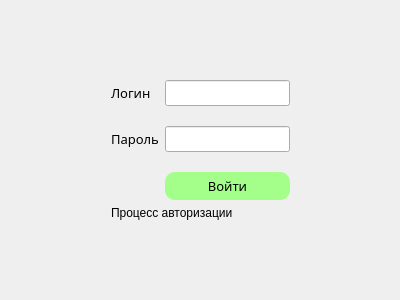
This is AuthWindow.ui in PavelZZ/DesktopAppEnergo as Qt 5 draws it before an edit. The edited form follows.
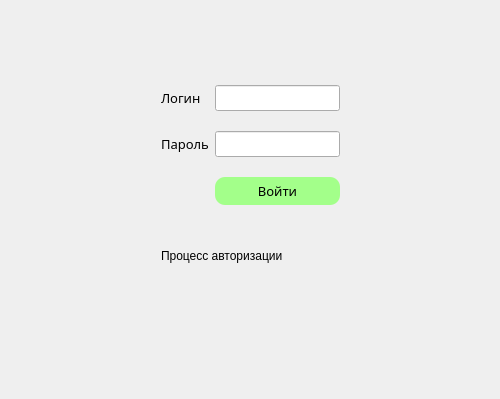
This is the edited form. Icons and pictures are not drawn.

Commit message: Локальная БД

```diff
--- a/AuthWindow.ui
+++ b/AuthWindow.ui
@@ -6,8 +6,8 @@
    <rect>
     <x>0</x>
     <y>0</y>
-    <width>400</width>
-    <height>300</height>
+    <width>500</width>
+    <height>399</height>
    </rect>
   </property>
   <property name="minimumSize">
@@ -18,27 +18,89 @@
   </property>
   <property name="maximumSize">
    <size>
-    <width>400</width>
-    <height>300</height>
+    <width>500</width>
+    <height>500</height>
    </size>
   </property>
   <property name="windowTitle">
    <string>MainWindow</string>
   </property>
   <widget class="QWidget" name="centralwidget">
-   <layout class="QGridLayout" name="gridLayout_2">
+   <layout class="QGridLayout" name="gridLayout_2" rowstretch="1,1,1,1">
+    <item row="1" column="0">
+     <spacer name="horizontalSpacer">
+      <property name="orientation">
+       <enum>Qt::Horizontal</enum>
+      </property>
+      <property name="sizeHint" stdset="0">
+       <size>
+        <width>40</width>
+        <height>20</height>
+       </size>
+      </property>
+     </spacer>
+    </item>
     <item row="0" column="1">
-     <spacer name="verticalSpacer_2">
-      <property name="orientation">
-       <enum>Qt::Vertical</enum>
+     <layout class="QHBoxLayout" name="horizontalLayout">
+      <item>
+       <spacer name="horizontalSpacer_4">
+        <property name="orientation">
+         <enum>Qt::Horizontal</enum>
+        </property>
+        <property name="sizeHint" stdset="0">
+         <size>
+          <width>40</width>
+          <height>20</height>
+         </size>
+        </property>
+       </spacer>
+      </item>
+      <item>
+       <widget class="QLabel" name="update_btn">
+        <property name="sizePolicy">
+         <sizepolicy hsizetype="Expanding" vsizetype="Preferred">
+          <horstretch>0</horstretch>
+          <verstretch>0</verstretch>
+         </sizepolicy>
+        </property>
+        <property name="maximumSize">
+         <size>
+          <width>70</width>
+          <height>70</height>
+         </size>
+        </property>
+        <property name="text">
+         <string/>
+        </property>
+        <property name="pixmap">
+         <pixmap>imgs/refresh.png</pixmap>
+        </property>
+        <property name="scaledContents">
+         <bool>true</bool>
+        </property>
+       </widget>
+      </item>
+      <item>
+       <spacer name="horizontalSpacer_3">
+        <property name="orientation">
+         <enum>Qt::Horizontal</enum>
+        </property>
+        <property name="sizeHint" stdset="0">
+         <size>
+          <width>40</width>
+          <height>20</height>
+         </size>
+        </property>
+       </spacer>
+      </item>
+     </layout>
+    </item>
+    <item row="2" column="1">
+     <widget class="QLabel" name="label_3">
+      <property name="text">
+       <string>Процесс авторизации</string>
       </property>
-      <property name="sizeHint" stdset="0">
-       <size>
-        <width>20</width>
-        <height>40</height>
-       </size>
-      </property>
-     </spacer>
+     </widget>
     </item>
     <item row="1" column="2">
      <spacer name="horizontalSpacer_2">
@@ -53,6 +115,19 @@
       </property>
      </spacer>
     </item>
+    <item row="3" column="1">
+     <spacer name="verticalSpacer">
+      <property name="orientation">
+       <enum>Qt::Vertical</enum>
+      </property>
+      <property name="sizeHint" stdset="0">
+       <size>
+        <width>20</width>
+        <height>40</height>
+       </size>
+      </property>
+     </spacer>
+    </item>
     <item row="1" column="1">
      <layout class="QGridLayout" name="gridLayout" rowstretch="3,0,0,0" columnstretch="2,0">
       <property name="horizontalSpacing">
@@ -139,39 +214,6 @@
       </item>
      </layout>
     </item>
-    <item row="1" column="0">
-     <spacer name="horizontalSpacer">
-      <property name="orientation">
-       <enum>Qt::Horizontal</enum>
-      </property>
-      <property name="sizeHint" stdset="0">
-       <size>
-        <width>40</width>
-        <height>20</height>
-       </size>
-      </property>
-     </spacer>
-    </item>
-    <item row="3" column="1">
-     <spacer name="verticalSpacer">
-      <property name="orientation">
-       <enum>Qt::Vertical</enum>
-      </property>
-      <property name="sizeHint" stdset="0">
-       <size>
-        <width>20</width>
-        <height>40</height>
-       </size>
-      </property>
-     </spacer>
-    </item>
-    <item row="2" column="1">
-     <widget class="QLabel" name="label_3">
-      <property name="text">
-       <string>Процесс авторизации</string>
-      </property>
-     </widget>
-    </item>
    </layout>
   </widget>
  </widget>
```
The commit also changes 2 other files.
